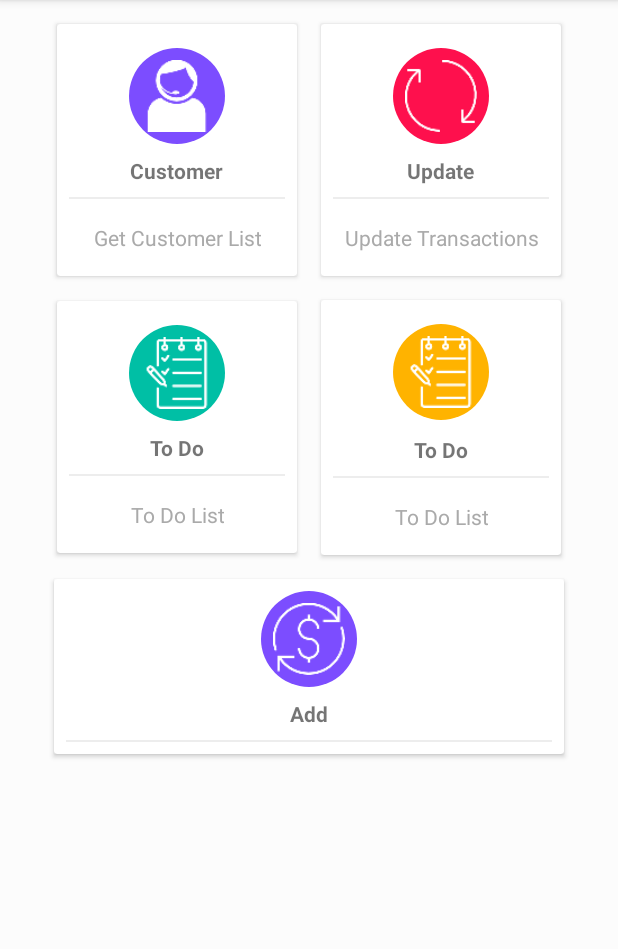
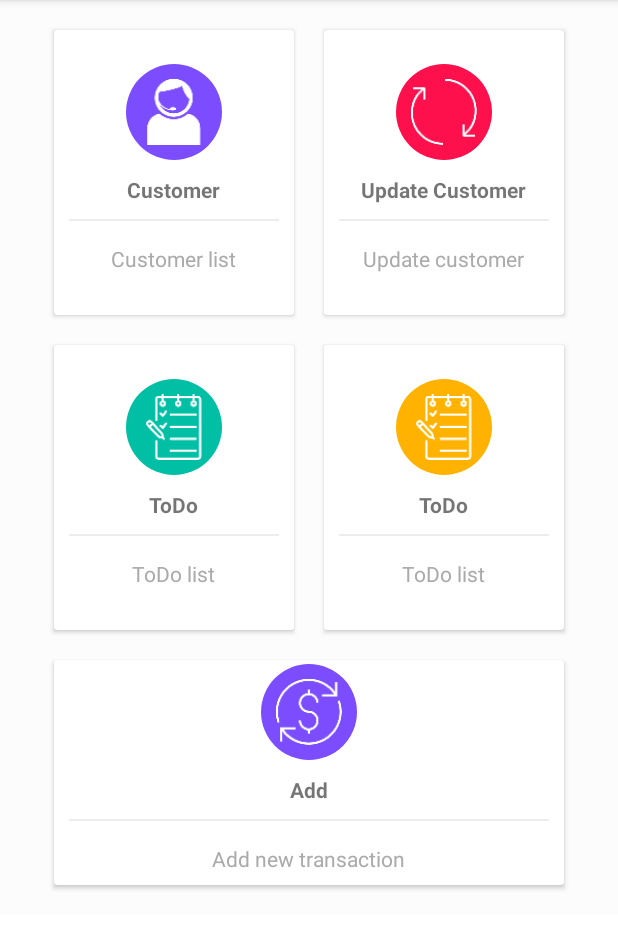
Before and after one commit to Hansaanuradha93/mLender, an Android app: the screen it shows after launch once a user with an empty profile is signed in (DashBoardActivity), on a phone screen of 412 x 824 dp, the part 84-1033 px from its top. Run offline under Robolectric (Android 15) with nearby library versions, the phone set to English and light mode, and no system bars; our stand-ins replace Firebase (no records; nobody signed in at launch, a user with empty details on screens opened directly).

Commit message:
new dashboard layout

```diff
--- a/app/build.gradle
+++ b/app/build.gradle
@@ -27,6 +27,7 @@ dependencies {
     implementation fileTree(dir: 'libs', include: ['*.jar'])
     implementation "org.jetbrains.kotlin:kotlin-stdlib-jdk7:$kotlin_version"
     implementation 'com.android.support:appcompat-v7:28.0.0-rc02'
+    implementation 'com.android.support:design:28.0.0-rc02'
     implementation 'com.android.support.constraint:constraint-layout:1.1.3'
     implementation 'com.google.firebase:firebase-auth:16.0.3'
     implementation 'com.firebaseui:firebase-ui-firestore:4.2.0'
--- a/app/src/main/java/com/example/hansaanuradha/mlender/DashBoardActivity.kt
+++ b/app/src/main/java/com/example/hansaanuradha/mlender/DashBoardActivity.kt
@@ -10,14 +10,14 @@ import android.view.MenuItem
 import android.view.View
 import android.widget.Toast
 import com.google.firebase.auth.FirebaseAuth
-import kotlinx.android.synthetic.main.activity_dash_board.*
+import kotlinx.android.synthetic.main.activity_dashboard.*
 
 class DashBoardActivity : AppCompatActivity() {
 
 
     override fun onCreate(savedInstanceState: Bundle?) {
         super.onCreate(savedInstanceState)
-        setContentView(R.layout.activity_dash_board)
+        setContentView(R.layout.activity_dashboard)
 
         setSupportActionBar(findViewById(R.id.app_bar))
         supportActionBar?.setDisplayHomeAsUpEnabled(true)
@@ -44,7 +44,7 @@ class DashBoardActivity : AppCompatActivity() {
 
     override fun onOptionsItemSelected(item: MenuItem) = when (item.itemId) {
         R.id.action_settings -> {
-            FirebaseAuth.getInstance().signOut();
+            FirebaseAuth.getInstance().signOut()
             val intent = Intent(this, MainActivity::class.java)
             startActivity(intent)
             true
--- a/app/src/main/java/com/example/hansaanuradha/mlender/TransactionUpdateActivity.kt
+++ b/app/src/main/java/com/example/hansaanuradha/mlender/TransactionUpdateActivity.kt
@@ -114,6 +114,7 @@ class TransactionUpdateActivity : AppCompatActivity() {
                                             Toast.makeText(this, "Failed to Update", Toast.LENGTH_SHORT).show()
                                             // Dismiss Dialog Box
                                             dialog?.dismiss()
+
                                         })
                             }
                         } else {
--- a/app/src/main/res/layout/activity_dash_board.xml
+++ /dev/null
@@ -1,257 +0,0 @@
-<?xml version="1.0" encoding="utf-8"?>
-<LinearLayout xmlns:android="http://schemas.android.com/apk/res/android"
-    xmlns:app="http://schemas.android.com/apk/res-auto"
-    xmlns:tools="http://schemas.android.com/tools"
-    android:layout_width="match_parent"
-    android:layout_height="match_parent"
-    tools:context=".DashBoardActivity"
-    android:orientation="vertical"
-    android:background="#fcfcfc"
-    android:gravity=""
-    android:id="@+id/ll">
-
-    <android.support.design.widget.AppBarLayout
-        android:layout_width="match_parent"
-        android:layout_height="wrap_content"
-        android:layout_marginBottom="8dp">
-
-        <android.support.v7.widget.Toolbar
-            android:id="@+id/app_bar"
-            style="@style/Widget.mLender.Toolbar"
-            android:layout_width="match_parent"
-            android:layout_height="wrap_content"
-            app:title="@string/app_name" />
-    </android.support.design.widget.AppBarLayout>
-
-
-    <LinearLayout
-        android:clipToPadding="false"
-        android:gravity="center"
-        android:orientation="horizontal"
-        android:layout_width="match_parent"
-        android:layout_height="wrap_content">
-        <android.support.v7.widget.CardView
-            android:foreground="?android:attr/selectableItemBackground"
-            android:clickable="true"
-            android:id="@+id/customerCardView"
-            android:layout_width="160dp"
-            android:layout_height="wrap_content"
-            android:layout_margin="8dp">
-            <LinearLayout
-                android:layout_width="match_parent"
-                android:layout_height="match_parent"
-                android:orientation="vertical"
-                android:gravity="center"
-                android:paddingTop="16dp"
-                android:paddingBottom="8dp">
-                <ImageView
-                    android:layout_width="64dp"
-                    android:layout_height="64dp"
-                    android:background="@drawable/circlebackgroundpurple"
-                    android:src="@mipmap/customer"
-                    android:padding="8dp"/>
-                <TextView
-                    android:layout_width="wrap_content"
-                    android:layout_height="wrap_content"
-                    android:textStyle="bold"
-                    android:layout_marginTop="8dp"
-                    android:text="@string/customer_list"/>
-                <View
-                    android:layout_width="match_parent"
-                    android:layout_height="1dp"
-                    android:background="@color/colorLightGray"
-                    android:layout_margin="8dp"/>
-                <TextView
-                    android:layout_width="wrap_content"
-                    android:layout_height="wrap_content"
-                    android:gravity="center"
-                    android:text="@string/get_customer_list"
-                    android:padding="8dp"
-                    android:textColor="@android:color/darker_gray"/>
-
-            </LinearLayout>
-        </android.support.v7.widget.CardView>
-        <android.support.v7.widget.CardView
-            android:foreground="?android:attr/selectableItemBackground"
-            android:id="@+id/updateCardView"
-            android:clickable="true"
-            android:layout_width="160dp"
-            android:layout_height="wrap_content"
-            android:layout_margin="8dp">
-            <LinearLayout
-                android:layout_width="match_parent"
-                android:layout_height="match_parent"
-                android:orientation="vertical"
-                android:gravity="center"
-                android:paddingTop="16dp"
-                android:paddingBottom="8dp">
-                <ImageView
-                    android:layout_width="64dp"
-                    android:layout_height="64dp"
-                    android:background="@drawable/circlebackgroundpink"
-                    android:src="@mipmap/update"
-                    android:padding="8dp"/>
-                <TextView
-                    android:layout_width="wrap_content"
-                    android:layout_height="wrap_content"
-                    android:textStyle="bold"
-                    android:layout_marginTop="8dp"
-                    android:text="@string/update_transactions"/>
-                <View
-                    android:layout_width="match_parent"
-                    android:layout_height="1dp"
-                    android:background="@color/colorLightGray"
-                    android:layout_margin="8dp"/>
-                <TextView
-                    android:layout_width="wrap_content"
-                    android:layout_height="wrap_content"
-                    android:gravity="center"
-                    android:text="@string/update_transaction_list"
-                    android:padding="8dp"
-                    android:textColor="@android:color/darker_gray"/>
-
-            </LinearLayout>
-        </android.support.v7.widget.CardView>
-
-    </LinearLayout>
-    <LinearLayout
-        android:clipToPadding="false"
-        android:gravity="center"
-        android:orientation="horizontal"
-        android:layout_width="match_parent"
-        android:layout_height="wrap_content">
-        <android.support.v7.widget.CardView
-            android:foreground="?android:attr/selectableItemBackground"
-            android:id="@+id/toDoCardView1"
-            android:clickable="true"
-            android:layout_width="160dp"
-            android:layout_height="wrap_content"
-            android:layout_margin="8dp">
-            <LinearLayout
-                android:layout_width="match_parent"
-                android:layout_height="match_parent"
-                android:orientation="vertical"
-                android:gravity="center"
-                android:paddingTop="16dp"
-                android:paddingBottom="8dp">
-                <ImageView
-                    android:layout_width="64dp"
-                    android:layout_height="64dp"
-                    android:background="@drawable/circlebackgroundgreen"
-                    android:src="@mipmap/to_do"
-                    android:padding="8dp"/>
-                <TextView
-                    android:layout_width="wrap_content"
-                    android:layout_height="wrap_content"
-                    android:textStyle="bold"
-                    android:layout_marginTop="8dp"
-                    android:text="@string/to_do"/>
-                <View
-                    android:layout_width="match_parent"
-                    android:layout_height="1dp"
-                    android:background="@color/colorLightGray"
-                    android:layout_margin="8dp"/>
-                <TextView
-                    android:layout_width="wrap_content"
-                    android:layout_height="wrap_content"
-                    android:gravity="center"
-                    android:text="@string/to_do_list"
-                    android:padding="8dp"
-                    android:textColor="@android:color/darker_gray"/>
-
-            </LinearLayout>
-        </android.support.v7.widget.CardView>
-        <android.support.v7.widget.CardView
-            android:foreground="?android:attr/selectableItemBackground"
-            android:id="@+id/toDoCardView2"
-            android:clickable="true"
-            android:layout_width="160dp"
-            android:layout_height="wrap_content"
-            android:layout_margin="8dp">
-
-            <LinearLayout
-                android:layout_width="match_parent"
-                android:layout_height="match_parent"
-                android:gravity="center"
-                android:orientation="vertical"
-                android:paddingTop="16dp"
-                android:paddingBottom="8dp">
-
-                <ImageView
-                    android:layout_width="64dp"
-                    android:layout_height="64dp"
-                    android:background="@drawable/circlebackgroundyellow"
-                    android:padding="8dp"
-                    android:src="@mipmap/to_do" />
-
-                <TextView
-                    android:layout_width="wrap_content"
-                    android:layout_height="wrap_content"
-                    android:layout_marginTop="10dp"
-                    android:text="@string/to_do"
-                    android:textStyle="bold" />
-
-                <View
-                    android:layout_width="match_parent"
-                    android:layout_height="1dp"
-                    android:layout_margin="8dp"
-                    android:background="@color/colorLightGray" />
-
-                <TextView
-                    android:layout_width="wrap_content"
-                    android:layout_height="wrap_content"
-                    android:gravity="center"
-                    android:padding="8dp"
-                    android:text="@string/to_do_list"
-                    android:textColor="@android:color/darker_gray" />
-
-            </LinearLayout>
-        </android.support.v7.widget.CardView>
-
-    </LinearLayout>
-    <LinearLayout
-        android:clipToPadding="false"
-        android:gravity="center"
-        android:orientation="horizontal"
-        android:layout_width="match_parent"
-        android:layout_height="wrap_content">
-        <android.support.v7.widget.CardView
-            android:foreground="?android:attr/selectableItemBackground"
-            android:id="@+id/addTransactionCardView"
-            android:clickable="true"
-            android:layout_width="340dp"
-            android:layout_height="wrap_content"
-            android:layout_margin="8dp">
-            <LinearLayout
-
-                android:layout_width="match_parent"
-                android:layout_height="match_parent"
-                android:orientation="vertical"
-                android:gravity="center"
-                android:paddingTop="8dp">
-                <ImageView
-                    android:layout_width="64dp"
-                    android:layout_height="64dp"
-                    android:background="@drawable/circlebackgroundpurple"
-                    android:src="@mipmap/transaction"
-                    android:padding="8dp"/>
-                <TextView
-                    android:layout_width="wrap_content"
-                    android:layout_height="wrap_content"
-                    android:textStyle="bold"
-                    android:layout_marginTop="8dp"
-                    android:text="@string/add_transaction"/>
-                <View
-                    android:layout_width="match_parent"
-                    android:layout_height="1dp"
-                    android:background="@color/colorLightGray"
-                    android:layout_margin="8dp"/>
-
-
-            </LinearLayout>
-        </android.support.v7.widget.CardView>
-
-
-    </LinearLayout>
-
-</LinearLayout>
--- /dev/null
+++ b/app/src/main/res/layout/activity_dashboard.xml
@@ -0,0 +1,263 @@
+<?xml version="1.0" encoding="utf-8"?>
+<android.support.design.widget.CoordinatorLayout xmlns:android="http://schemas.android.com/apk/res/android"
+    android:layout_width="match_parent"
+    android:layout_height="match_parent"
+    xmlns:app="http://schemas.android.com/apk/res-auto">
+
+    <android.support.design.widget.AppBarLayout
+        android:layout_width="match_parent"
+        android:layout_height="wrap_content">
+
+        <android.support.v7.widget.Toolbar
+            android:id="@+id/app_bar"
+            style="@style/Widget.mLender.Toolbar"
+            android:layout_width="match_parent"
+            android:layout_height="wrap_content"
+            app:title="@string/mLender_app_name" />
+    </android.support.design.widget.AppBarLayout>
+
+    <android.support.v4.widget.NestedScrollView
+        android:layout_width="match_parent"
+        android:layout_height="match_parent"
+        app:layout_behavior="@string/appbar_scrolling_view_behavior">
+
+        <LinearLayout
+            android:layout_width="match_parent"
+            android:layout_height="match_parent"
+            android:orientation="vertical"
+            android:padding="10dp"
+            android:background="#fcfcfc"
+            android:gravity="center"
+            android:id="@+id/ll">
+
+            <LinearLayout
+                android:clipToPadding="false"
+                android:gravity="center"
+                android:orientation="horizontal"
+                android:layout_width="match_parent"
+                android:layout_height="wrap_content">
+                <android.support.v7.widget.CardView
+                    android:foreground="?android:attr/selectableItemBackground"
+                    android:clickable="true"
+                    android:id="@+id/customerCardView"
+                    android:layout_width="160dp"
+                    android:layout_height="190dp"
+                    android:layout_margin="10dp">
+                    <LinearLayout
+                        android:layout_width="match_parent"
+                        android:layout_height="match_parent"
+                        android:orientation="vertical"
+                        android:gravity="center">
+                        <ImageView
+                            android:layout_width="64dp"
+                            android:layout_height="64dp"
+                            android:background="@drawable/circlebackgroundpurple"
+                            android:src="@mipmap/customer"
+                            android:padding="10dp"/>
+                        <TextView
+                            android:layout_width="wrap_content"
+                            android:layout_height="wrap_content"
+                            android:textStyle="bold"
+                            android:layout_marginTop="10dp"
+                            android:text="Customer"/>
+                        <View
+                            android:layout_width="match_parent"
+                            android:layout_height="1dp"
+                            android:background="@color/colorLightGray"
+                            android:layout_margin="10dp"/>
+                        <TextView
+                            android:layout_width="wrap_content"
+                            android:layout_height="wrap_content"
+                            android:gravity="center"
+                            android:text="Customer list"
+                            android:padding="5dp"
+                            android:textColor="@android:color/darker_gray"/>
+
+                    </LinearLayout>
+                </android.support.v7.widget.CardView>
+                <android.support.v7.widget.CardView
+                    android:id="@+id/updateCardView"
+                    android:foreground="?android:attr/selectableItemBackground"
+                    android:clickable="true"
+                    android:layout_width="160dp"
+                    android:layout_height="190dp"
+                    android:layout_margin="10dp">
+                    <LinearLayout
+                        android:layout_width="match_parent"
+                        android:layout_height="match_parent"
+                        android:orientation="vertical"
+                        android:gravity="center">
+                        <ImageView
+                            android:layout_width="64dp"
+                            android:layout_height="64dp"
+                            android:background="@drawable/circlebackgroundpink"
+                            android:src="@mipmap/update"
+                            android:padding="10dp"/>
+                        <TextView
+                            android:layout_width="wrap_content"
+                            android:layout_height="wrap_content"
+                            android:textStyle="bold"
+                            android:layout_marginTop="10dp"
+                            android:text="Update Customer"/>
+                        <View
+                            android:layout_width="match_parent"
+                            android:layout_height="1dp"
+                            android:background="@color/colorLightGray"
+                            android:layout_margin="10dp"/>
+                        <TextView
+                            android:layout_width="wrap_content"
+                            android:layout_height="wrap_content"
+                            android:gravity="center"
+                            android:text="Update customer"
+                            android:padding="5dp"
+                            android:textColor="@android:color/darker_gray"/>
+
+                    </LinearLayout>
+                </android.support.v7.widget.CardView>
+
+            </LinearLayout>
+            <LinearLayout
+                android:clipToPadding="false"
+                android:gravity="center"
+                android:orientation="horizontal"
+                android:layout_width="match_parent"
+                android:layout_height="wrap_content">
+                <android.support.v7.widget.CardView
+                    android:id="@+id/toDoCardView1"
+                    android:foreground="?android:attr/selectableItemBackground"
+                    android:clickable="true"
+                    android:layout_width="160dp"
+                    android:layout_height="190dp"
+                    android:layout_margin="10dp">
+                    <LinearLayout
+                        android:layout_width="match_parent"
+                        android:layout_height="match_parent"
+                        android:orientation="vertical"
+                        android:gravity="center">
+                        <ImageView
+                            android:layout_width="64dp"
+                            android:layout_height="64dp"
+                            android:background="@drawable/circlebackgroundgreen"
+                            android:src="@mipmap/to_do"
+                            android:padding="10dp"/>
+                        <TextView
+                            android:layout_width="wrap_content"
+                            android:layout_height="wrap_content"
+                            android:textStyle="bold"
+                            android:layout_marginTop="10dp"
+                            android:text="ToDo"/>
+                        <View
+                            android:layout_width="match_parent"
+                            android:layout_height="1dp"
+                            android:background="@color/colorLightGray"
+                            android:layout_margin="10dp"/>
+                        <TextView
+                            android:layout_width="wrap_content"
+                            android:layout_height="wrap_content"
+                            android:gravity="center"
+                            android:text="ToDo list"
+                            android:padding="5dp"
+                            android:textColor="@android:color/darker_gray"/>
+
+                    </LinearLayout>
+                </android.support.v7.widget.CardView>
+                <android.support.v7.widget.CardView
+                    android:id="@+id/toDoCardView2"
+                    android:foreground="?android:attr/selectableItemBackground"
+                    android:clickable="true"
+                    android:layout_width="160dp"
+                    android:layout_height="190dp"
+                    android:layout_margin="10dp">
+
+                    <LinearLayout
+                        android:layout_width="match_parent"
+                        android:layout_height="match_parent"
+                        android:gravity="center"
+                        android:orientation="vertical">
+
+                        <ImageView
+                            android:layout_width="64dp"
+                            android:layout_height="64dp"
+                            android:background="@drawable/circlebackgroundyellow"
+                            android:padding="10dp"
+                            android:src="@mipmap/to_do" />
+
+                        <TextView
+                            android:layout_width="wrap_content"
+                            android:layout_height="wrap_content"
+                            android:layout_marginTop="10dp"
+                            android:text="ToDo"
+                            android:textStyle="bold" />
+
+                        <View
+                            android:layout_width="match_parent"
+                            android:layout_height="1dp"
+                            android:layout_margin="10dp"
+                            android:background="@color/colorLightGray" />
+
+                        <TextView
+                            android:layout_width="wrap_content"
+                            android:layout_height="wrap_content"
+                            android:gravity="center"
+                            android:padding="5dp"
+                            android:text="ToDo list"
+                            android:textColor="@android:color/darker_gray" />
+
+                    </LinearLayout>
+                </android.support.v7.widget.CardView>
+
+            </LinearLayout>
+            <LinearLayout
+                android:clipToPadding="false"
+                android:gravity="center"
+                android:orientation="horizontal"
+                android:layout_width="match_parent"
+                android:layout_height="wrap_content">
+                <android.support.v7.widget.CardView
+                    android:id="@+id/addTransactionCardView"
+                    android:foreground="?android:attr/selectableItemBackground"
+                    android:clickable="true"
+                    android:layout_width="340dp"
+                    android:layout_height="150dp"
+                    android:layout_margin="10dp">
+                    <LinearLayout
+
+                        android:layout_width="match_parent"
+                        android:layout_height="match_parent"
+                        android:orientation="vertical"
+                        android:gravity="center">
+                        <ImageView
+                            android:layout_width="64dp"
+                            android:layout_height="64dp"
+                            android:background="@drawable/circlebackgroundpurple"
+                            android:src="@mipmap/transaction"
+                            android:padding="10dp"/>
+                        <TextView
+                            android:layout_width="wrap_content"
+                            android:layout_height="wrap_content"
+                            android:textStyle="bold"
+                            android:layout_marginTop="10dp"
+                            android:text="Add"/>
+                        <View
+                            android:layout_width="match_parent"
+                            android:layout_height="1dp"
+                            android:background="@color/colorLightGray"
+                            android:layout_margin="10dp"/>
+                        <TextView
+                            android:layout_width="wrap_content"
+                            android:layout_height="wrap_content"
+                            android:gravity="center"
+                            android:text="Add new transaction"
+                            android:padding="5dp"
+                            android:textColor="@android:color/darker_gray"/>
+
+                    </LinearLayout>
+                </android.support.v7.widget.CardView>
+
+
+            </LinearLayout>
+
+        </LinearLayout>
+    </android.support.v4.widget.NestedScrollView>
+
+</android.support.design.widget.CoordinatorLayout>
```
Also changed, not shown: 1 other file.
